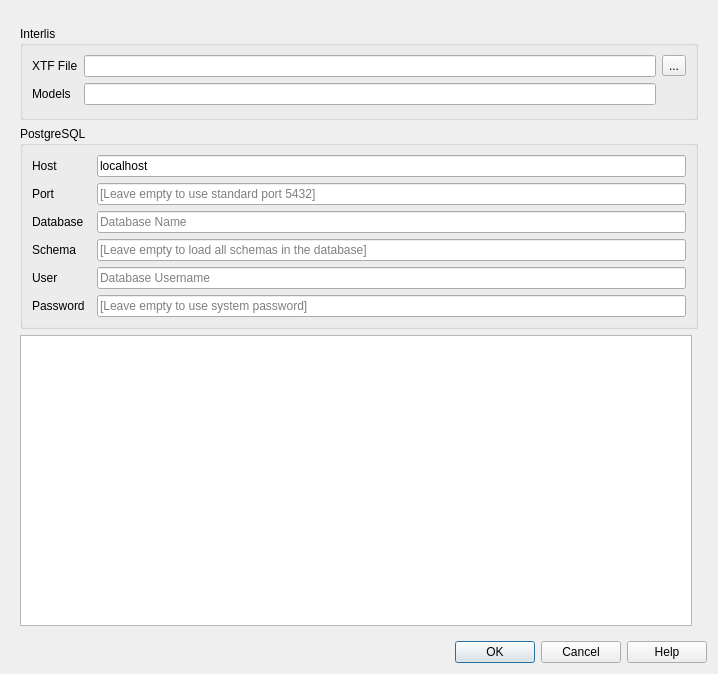
This is projectgenerator/ui/export.ui in opengisch/QgisModelBaker as Qt 5 draws it before an edit. The edited form follows.
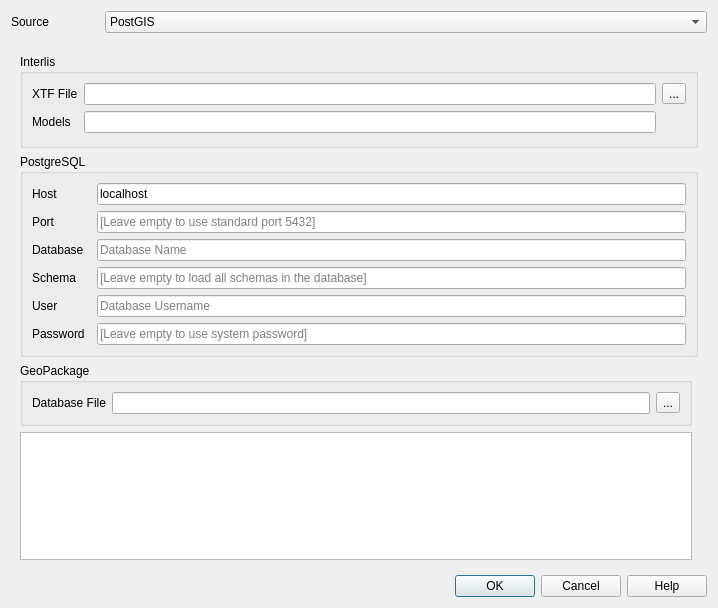
This is the edited form.

Commit message:
GeoPackage support II:
+ Download proper ili2db tool according to current mode.
+ Pass connection parameters to ili2db command according to current mode.
+ GeoPackage GUI controls for Import/Export dialogs.
+ Validation for GeoPackage GUI controls.

Patch:
```diff
--- a/projectgenerator/ui/export.ui
+++ b/projectgenerator/ui/export.ui
@@ -7,14 +7,51 @@
     <x>0</x>
     <y>0</y>
     <width>718</width>
-    <height>674</height>
+    <height>608</height>
    </rect>
   </property>
   <property name="windowTitle">
    <string>Export Interlis</string>
   </property>
   <layout class="QGridLayout" name="gridLayout">
-   <item row="0" column="0" colspan="2">
+   <item row="0" column="0">
+    <layout class="QHBoxLayout" name="horizontalLayout">
+     <item>
+      <widget class="QLabel" name="label_10">
+       <property name="sizePolicy">
+        <sizepolicy hsizetype="Preferred" vsizetype="Preferred">
+         <horstretch>0</horstretch>
+         <verstretch>0</verstretch>
+        </sizepolicy>
+       </property>
+       <property name="maximumSize">
+        <size>
+         <width>88</width>
+         <height>16777215</height>
+        </size>
+       </property>
+       <property name="text">
+        <string>Source</string>
+       </property>
+      </widget>
+     </item>
+     <item>
+      <widget class="QComboBox" name="type_combo_box">
+       <item>
+        <property name="text">
+         <string>PostGIS</string>
+        </property>
+       </item>
+       <item>
+        <property name="text">
+         <string>GeoPackage</string>
+        </property>
+       </item>
+      </widget>
+     </item>
+    </layout>
+   </item>
+   <item row="1" column="0">
     <widget class="QStackedWidget" name="stackedWidget">
      <property name="currentIndex">
       <number>0</number>
@@ -178,19 +215,45 @@
          </layout>
         </widget>
        </item>
-       <item row="4" column="0">
+       <item row="5" column="0">
         <widget class="QTextBrowser" name="txtStdout">
          <property name="openLinks">
           <bool>false</bool>
          </property>
         </widget>
        </item>
+       <item row="4" column="0">
+        <widget class="QGroupBox" name="gpkg_config">
+         <property name="title">
+          <string>GeoPackage</string>
+         </property>
+         <layout class="QGridLayout" name="gridLayout_6">
+          <item row="0" column="1">
+           <widget class="QLabel" name="label_9">
+            <property name="text">
+             <string>Database File</string>
+            </property>
+           </widget>
+          </item>
+          <item row="0" column="2">
+           <widget class="QLineEdit" name="gpkg_file_line_edit"/>
+          </item>
+          <item row="0" column="3">
+           <widget class="QToolButton" name="gpkg_file_browse_button">
+            <property name="text">
+             <string>...</string>
+            </property>
+           </widget>
+          </item>
+         </layout>
+        </widget>
+       </item>
       </layout>
      </widget>
      <widget class="QWidget" name="page_2"/>
     </widget>
    </item>
-   <item row="1" column="0" colspan="2">
+   <item row="2" column="0">
     <widget class="QDialogButtonBox" name="buttonBox">
      <property name="orientation">
       <enum>Qt::Horizontal</enum>
```
Left out of the diff: 20 changed lines with no effect on the pictures. The commit also changes 15 other files.
